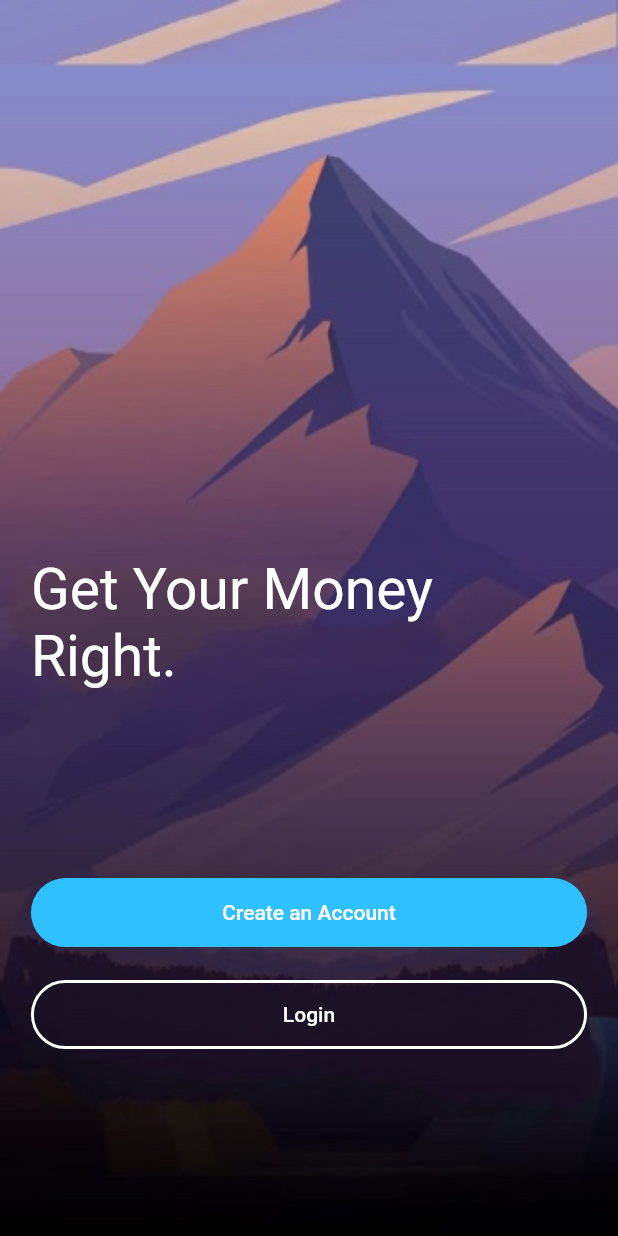
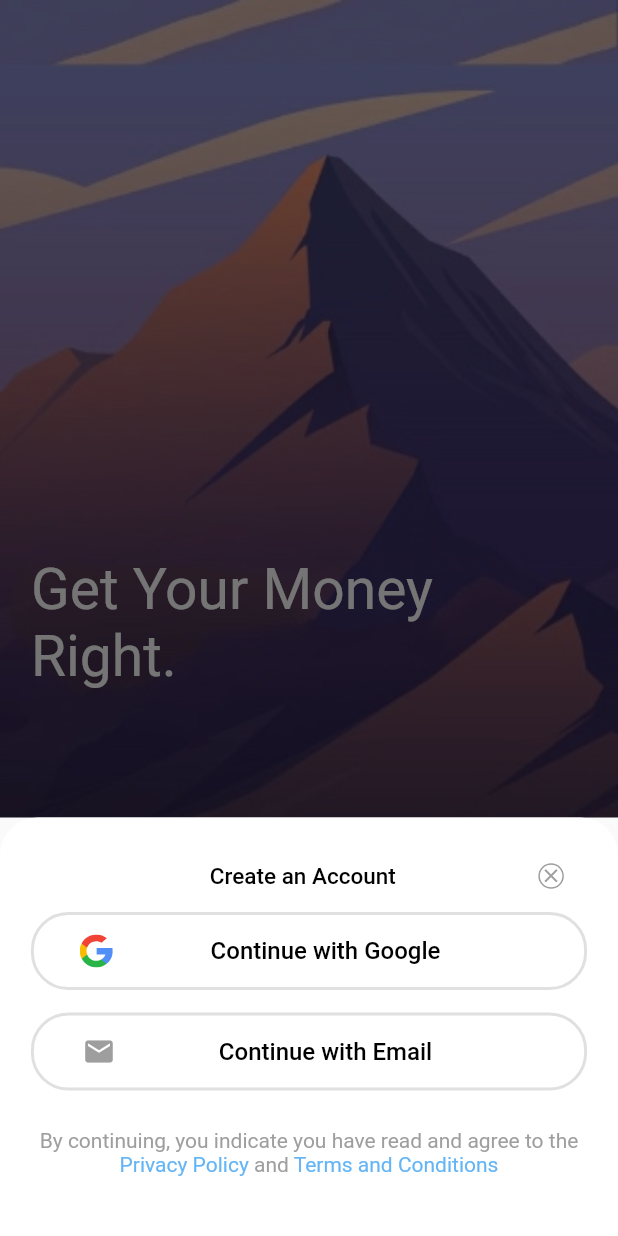
Before and after one commit to Gowtham-mg/stack-finance-clone, a Flutter app: the screen it shows after launch, after a tap on "Create an Account", on a phone screen of 412 x 824 dp. Run offline on Flutter 3.47's test engine with Material 2 defaults, Android fonts, the light colour scheme and no system bars; our stand-ins replace flutter_svg.

Commit message:
added home signup options

```diff
--- a/lib/screens/home.dart
+++ b/lib/screens/home.dart
@@ -1,4 +1,6 @@
 import 'package:flutter/material.dart';
+import 'package:flutter_svg/svg.dart';
+import 'package:stack_finance/widgets/custom_outlined_button.dart';
 import 'package:stack_finance/widgets/login_button.dart';
 
 class HomeScreen extends StatelessWidget {
@@ -34,21 +36,24 @@ class HomeScreen extends StatelessWidget {
                 LoginButton(
                   width: _width * 0.9,
                   text: "Create an Account",
-                  onPressed: () {},
+                  onPressed: () {
+                    showModalBottomSheet(
+                      context: context,
+                      builder: (context) {
+                        return CreateAccountOptions(width: _width);
+                      },
+                    );
+                  },
                 ),
                 Padding(
                   padding: EdgeInsets.only(top: 20),
                   // ignore: deprecated_member_use
-                  child: FlatButton(
+                  child: CustomOutlinedButton(
+                    size: Size(_width * 0.9, 40),
+                    onPressed: () {},
                     child: Text("Login", style: TextStyle(color: Colors.white)),
-                    minWidth: _width * 0.9,
-                    padding: EdgeInsets.symmetric(vertical: 15),
-                    shape: RoundedRectangleBorder(
-                      borderRadius: BorderRadius.all(Radius.circular(25)),
-                      side: BorderSide(color: Colors.white, width: 2),
-                    ),
-                    color: Colors.transparent,
-                    onPressed: () {},
+                    borderColor: Colors.white,
+                    bgColor: Colors.transparent,
                   ),
                 ),
                 Spacer(),
@@ -60,3 +65,132 @@ class HomeScreen extends StatelessWidget {
     );
   }
 }
+
+class CreateAccountOptions extends StatelessWidget {
+  final double width;
+  final TextStyle blueStyle =
+      TextStyle(color: Colors.blue.shade300, fontSize: 14);
+
+  CreateAccountOptions({Key key, @required this.width}) : super(key: key);
+
+  @override
+  Widget build(BuildContext context) {
+    return Container(
+      decoration: BoxDecoration(
+        color: Colors.white,
+        borderRadius: BorderRadius.only(
+          topLeft: Radius.circular(25),
+          topRight: Radius.circular(25),
+        ),
+      ),
+      padding: EdgeInsets.only(
+        top: 15,
+        left: width * 0.05,
+        right: width * 0.05,
+        bottom: MediaQuery.of(context).viewPadding.bottom + 40,
+      ),
+      child: Column(
+        mainAxisSize: MainAxisSize.min,
+        children: [
+          Row(
+            mainAxisAlignment: MainAxisAlignment.center,
+            children: [
+              Spacer(flex: 6),
+              Text(
+                "Create an Account",
+                style: TextStyle(
+                  color: Colors.black,
+                  fontSize: 15,
+                  fontWeight: FontWeight.w500,
+                ),
+              ),
+              Spacer(flex: 4),
+              IconButton(
+                icon: Container(
+                  decoration: BoxDecoration(
+                    shape: BoxShape.circle,
+                    border: Border.all(color: Colors.grey),
+                  ),
+                  child: Icon(
+                    Icons.close,
+                    color: Colors.grey,
+                    size: 15,
+                  ),
+                ),
+                onPressed: () {
+                  Navigator.pop(context);
+                },
+              ),
+            ],
+          ),
+          optionsButton(
+            SvgPicture.asset(
+              "assets/icons/google.svg",
+              fit: BoxFit.fill,
+              height: 22,
+              width: 22,
+            ),
+            "Continue with Google",
+            () {},
+          ),
+          Padding(
+            padding: const EdgeInsets.only(top: 15.0, bottom: 25),
+            child: optionsButton(
+              Icon(Icons.email, color: Colors.grey, size: 22),
+              "Continue with Email",
+              () {},
+            ),
+          ),
+          RichText(
+            text: TextSpan(
+              children: [
+                TextSpan(
+                  text: "Privacy Policy",
+                  style: blueStyle,
+                ),
+                TextSpan(text: " and "),
+                TextSpan(
+                  text: "Terms and Conditions",
+                  style: blueStyle,
+                ),
+              ],
+              text:
+                  "By continuing, you indicate you have read and agree to the ",
+              style: TextStyle(color: Colors.grey),
+            ),
+            textAlign: TextAlign.center,
+          )
+        ],
+      ),
+    );
+  }
+
+  CustomOutlinedButton optionsButton(
+    Widget icon,
+    String text,
+    Function onPressed,
+  ) {
+    return CustomOutlinedButton(
+      size: Size(width * 0.9, 50),
+      onPressed: onPressed,
+      bgColor: Colors.white,
+      borderColor: Colors.grey.shade300,
+      child: Row(
+        children: [
+          Spacer(flex: 1),
+          icon,
+          Spacer(flex: 2),
+          Text(
+            text,
+            style: TextStyle(
+              color: Colors.black,
+              fontSize: 16,
+              fontWeight: FontWeight.w500,
+            ),
+          ),
+          Spacer(flex: 3),
+        ],
+      ),
+    );
+  }
+}
--- /dev/null
+++ b/lib/widgets/custom_outlined_button.dart
@@ -0,0 +1,36 @@
+import 'package:flutter/material.dart';
+
+class CustomOutlinedButton extends StatelessWidget {
+  final Size size;
+  final Function onPressed;
+  final Widget child;
+  final Color bgColor;
+  final Color borderColor;
+
+  const CustomOutlinedButton({
+    Key key,
+    @required this.size,
+    @required this.onPressed,
+    @required this.child,
+    @required this.bgColor,
+    @required this.borderColor,
+  }) : super(key: key);
+
+  @override
+  Widget build(BuildContext context) {
+    // ignore: deprecated_member_use
+    return FlatButton(
+      child: child,
+      height: size.height,
+      minWidth: size.width,
+      shape: RoundedRectangleBorder(
+        borderRadius: BorderRadius.all(Radius.circular(25)),
+        side:
+            BorderSide(color: borderColor, width: 2, style: BorderStyle.solid),
+      ),
+      color: bgColor,
+      padding: EdgeInsets.symmetric(vertical: 15),
+      onPressed: onPressed,
+    );
+  }
+}
```
Also changed, not shown: assets/images/onboarding4_bg.jpg (added).
